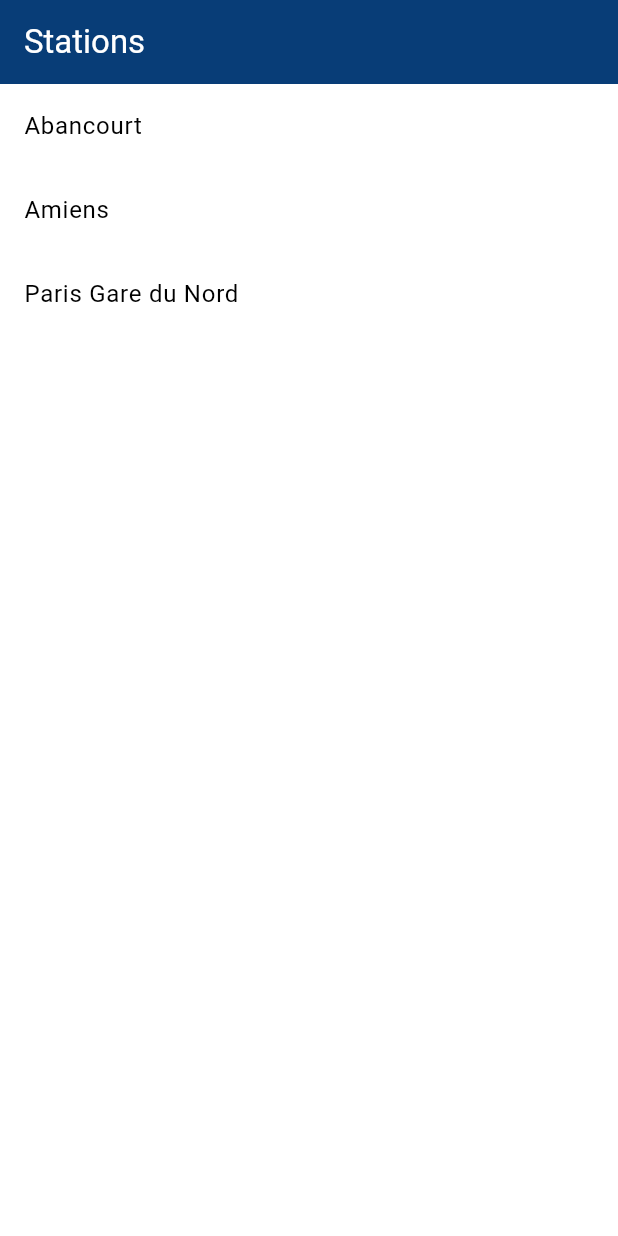
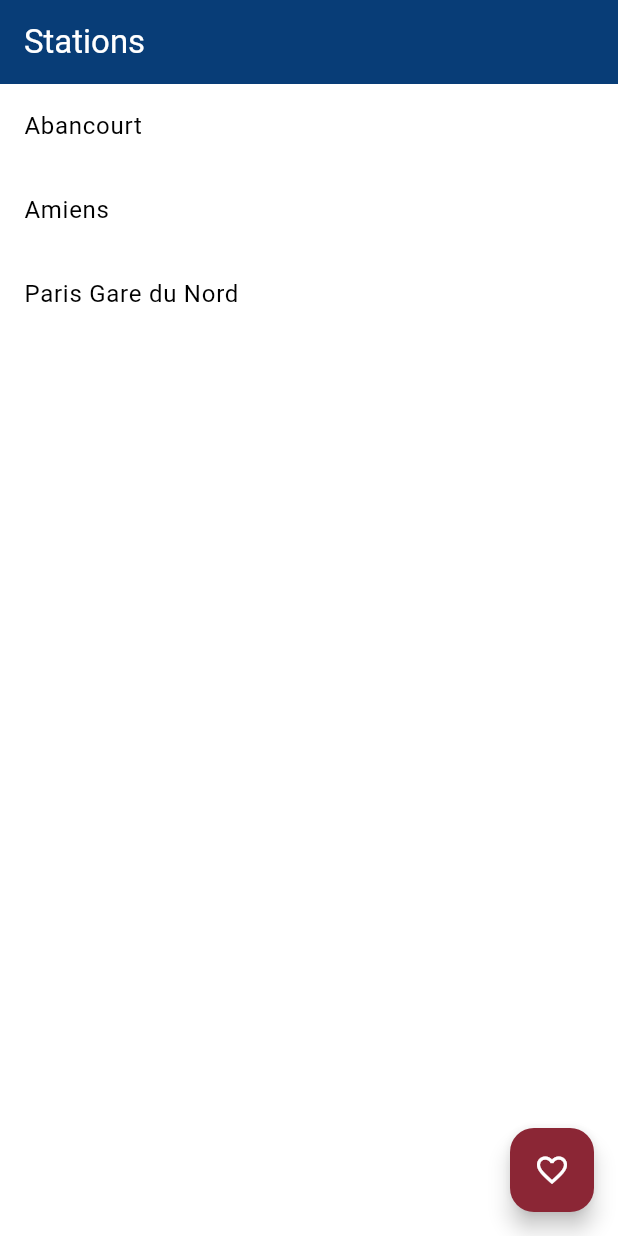
Before and after one commit to camillegd/TrainApp, a Flutter app: the screen it shows after launch, on a phone screen of 412 x 824 dp. Run offline on Flutter 3.47's test engine with Material 3 defaults, Android fonts, the phone set to English and light mode, and no system bars; our stand-ins replace bloc, flutter_bloc, flutter_dotenv.

Commit message:
feat: added favorite button

```diff
--- a/lib/ui/screens/home.dart
+++ b/lib/ui/screens/home.dart
@@ -34,6 +34,12 @@ class Home extends StatelessWidget {
           );
         },
       ),
+      floatingActionButton: FloatingActionButton(
+        onPressed: () {
+          Navigator.pushNamed(context, '/favorites');
+        },
+        child: const Icon(Icons.favorite_border),
+      ),
     );
   }
 }
```
